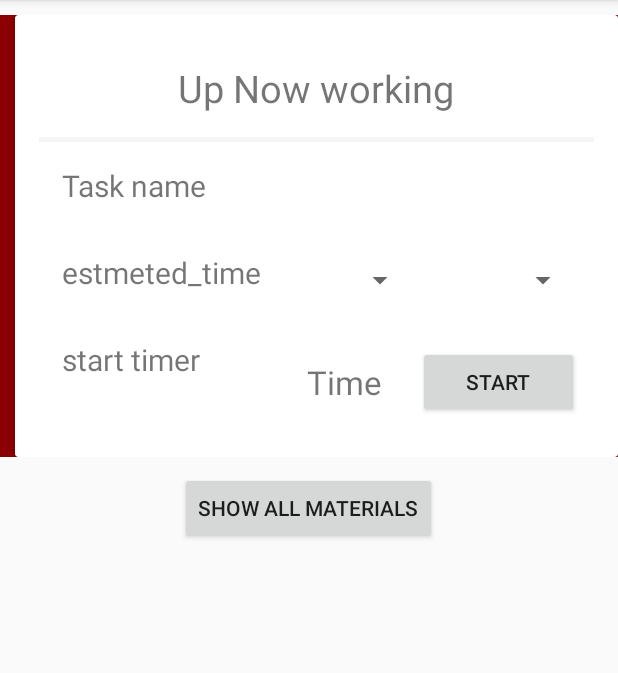
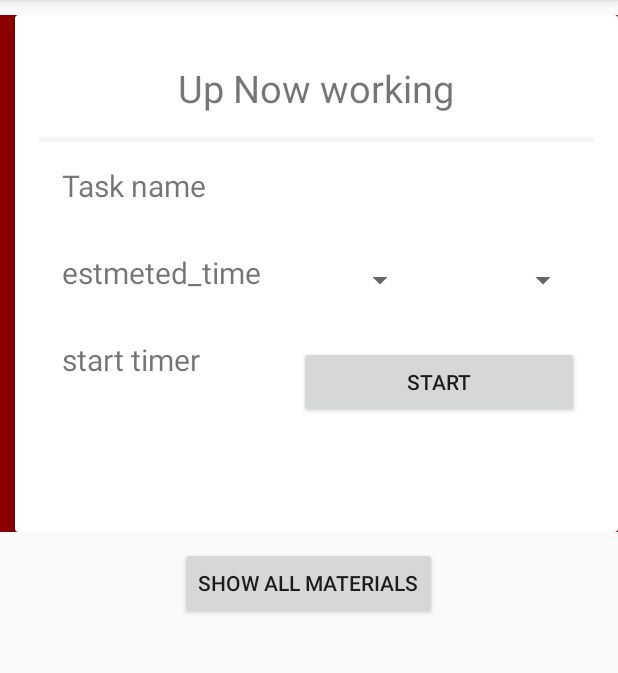
Before and after one commit to abdulrahmanabdullah/priorityTaskDemo6-javaCode, an Android app: the fragment FragA placed in its activity, on a phone screen of 412 x 824 dp, the part 84-757 px from its top. Run offline under Robolectric (Android 15) with nearby library versions, the phone set to English and light mode, and no system bars; 1 statement that could not run was skipped.

Commit message:
create broadcastReceiver and change layout in frag_a_layout file

```diff
--- a/app/src/main/java/abdulrahmanjavanrd/com/prioritytaskdemo7_java/Fragments/FragA.java
+++ b/app/src/main/java/abdulrahmanjavanrd/com/prioritytaskdemo7_java/Fragments/FragA.java
@@ -17,6 +17,8 @@ import android.widget.Spinner;
 import android.widget.TextView;
 import android.widget.Toast;
 
+import org.w3c.dom.Text;
+
 import java.util.ArrayList;
 import java.util.List;
 
@@ -35,7 +37,7 @@ public class FragA extends Fragment {
    private List<String> spinner1List = new ArrayList<>();
    private List<String> spinner2List = new ArrayList<>();
    private TextView taskType ;
-    // sum of numbers and converted hours or day or month .
+   private TextView txvShowResult ;
     public  int totalSum ;
     @Override
     public void onCreate(@Nullable Bundle savedInstanceState) {
@@ -51,16 +53,18 @@ public class FragA extends Fragment {
         taskType = v.findViewById(R.id.task_type);
         taskType.setText(task);
         Toast.makeText(getActivity(),"This value from FragA:"+task,Toast.LENGTH_LONG).show();
+        txvShowResult = v.findViewById(R.id.txv_show_result_label);
         spinner1 = v.findViewById(R.id.sp_numbers);
         spinner2 = v.findViewById(R.id.sp_date);
         start_button = v.findViewById(R.id.start_button);
         // call spinner spinner2List .
         addItemsDynamic();
+        // OnClickListener Button. Event .
         start_button.setOnClickListener(view->{
             totalSum = convertData(String.valueOf(spinner1.getSelectedItem()),String.valueOf(spinner2.getSelectedItem()));
             Toast.makeText(getActivity(),"btn clicked :  "+totalSum ,Toast.LENGTH_LONG).show();
             Intent sendService = new Intent(getActivity(), TaskService.class);
-            sendService.putExtra(ConstantValue.SEND_VALUE,20);
+            sendService.putExtra(ConstantValue.SEND_VALUE,5);
             getActivity().startService(sendService);
         });
         return v ;
@@ -127,12 +131,19 @@ public class FragA extends Fragment {
     BroadcastReceiver receiver = new BroadcastReceiver() {
         @Override
         public void onReceive(Context context, Intent intent) {
-
+            String getResultData = intent.getStringExtra(ConstantValue.START_SERVICE_RESULT);
+            showResultLabel(getResultData);
         }
     };
+
+    // call show result label ..
+    public void showResultLabel(String str){
+       txvShowResult.setVisibility(View.VISIBLE);
+       txvShowResult.setText(str);
+    }
     @Override
     public void onResume() {
-        IntentFilter fliter = new IntentFilter("my.action.to.receiver");
+        IntentFilter fliter = new IntentFilter(ConstantValue.MY_ACTION_SERVICE);
         getActivity().registerReceiver(receiver,fliter);
         super.onResume();
     }
--- a/app/src/main/java/abdulrahmanjavanrd/com/prioritytaskdemo7_java/constant/ConstantValue.java
+++ b/app/src/main/java/abdulrahmanjavanrd/com/prioritytaskdemo7_java/constant/ConstantValue.java
@@ -7,4 +7,8 @@ package abdulrahmanjavanrd.com.prioritytaskdemo7_java.constant;
 public class ConstantValue {
 
     public static final String SEND_VALUE = "time";
+    // Action Name to pass between service and Broadcast Receiver .
+    public static final String MY_ACTION_SERVICE = "my.action.to.receiver";
+    // Start Service Constant ...
+    public static final String START_SERVICE_RESULT = "startServiceResult";
 }
--- a/app/src/main/res/layout/frag_a_layout.xml
+++ b/app/src/main/res/layout/frag_a_layout.xml
@@ -105,24 +105,27 @@ android:layout_height="match_parent">
         android:layout_width="match_parent"
         android:layout_height="wrap_content">
 
-        <TextView
-            android:layout_marginRight="5dp"
-            android:id="@+id/txvTimer"
-            android:layout_width="wrap_content"
-            android:layout_height="wrap_content"
-            android:layout_below="@id/est_time"
-            android:layout_margin="5dp"
-            android:layout_weight="1"
-            android:clickable="true"
-            android:text="@string/show_time"
-            android:layout_gravity="center"
-            android:textSize="22sp" />
         <Button
             android:text="@string/start_button"
             android:id="@+id/start_button"
             android:layout_weight="1"
-            android:layout_width="wrap_content"
-            android:layout_height="wrap_content" />
+            android:layout_width="match_parent"
+            android:layout_height="match_parent" />
     </LinearLayout>
+    <TextView
+        android:id="@+id/txv_show_result_label"
+        android:layout_below="@+id/cal_time"
+        android:layout_marginTop="25dp"
+        android:layout_marginLeft="10dp"
+        android:padding="6dp"
+        android:textColor="@color/White"
+        style="@style/Base.TextAppearance.AppCompat.Widget.ActionBar.Title"
+        android:textSize="24sp"
+        android:background="@color/ForestGreen"
+        android:text="Show result "
+        android:visibility="invisible"
+        android:gravity="center"
+        android:layout_width="match_parent"
+        android:layout_height="wrap_content" />
 </RelativeLayout>
 </android.support.v7.widget.CardView>
```
Also changed, not shown: app/src/main/java/abdulrahmanjavanrd/com/prioritytaskdemo7_java/services/TaskService.java (+10 -5 lines).
